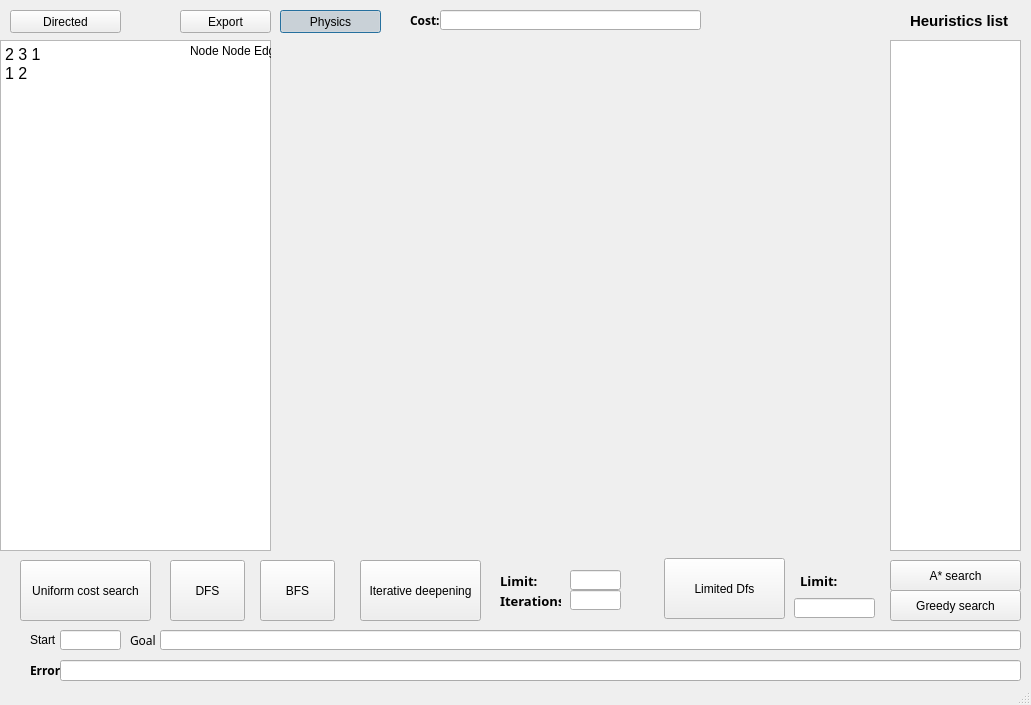
Above: AI.ui from oaayoub/Graph-Solver before the change. Below: the same form after it.
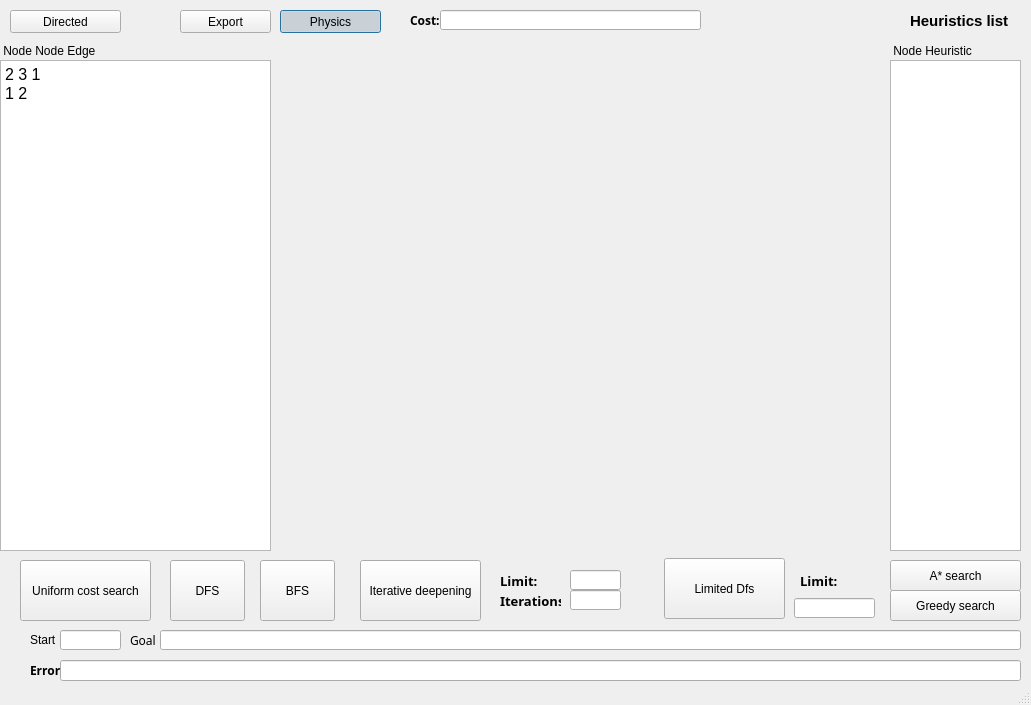
That is the form after the change.

What changed in the file:
```diff
--- a/AI.ui
+++ b/AI.ui
@@ -26,9 +26,9 @@
     <property name="geometry">
      <rect>
       <x>0</x>
-      <y>40</y>
+      <y>60</y>
       <width>271</width>
-      <height>511</height>
+      <height>491</height>
      </rect>
     </property>
     <property name="font">
@@ -362,9 +362,9 @@
     <property name="geometry">
      <rect>
       <x>890</x>
-      <y>40</y>
+      <y>60</y>
       <width>131</width>
-      <height>511</height>
+      <height>491</height>
      </rect>
     </property>
     <property name="font">
@@ -411,14 +411,14 @@
    <widget class="QLabel" name="FormatLabel">
     <property name="geometry">
      <rect>
-      <x>190</x>
+      <x>0</x>
       <y>40</y>
-      <width>81</width>
+      <width>271</width>
       <height>21</height>
      </rect>
     </property>
     <property name="text">
-     <string>Node Node Edge</string>
+     <string> Node Node Edge</string>
     </property>
    </widget>
    <widget class="QLabel" name="Heuristic_list">
@@ -512,6 +512,19 @@
      <bool>false</bool>
     </property>
    </widget>
+   <widget class="QLabel" name="FormatLabel_2">
+    <property name="geometry">
+     <rect>
+      <x>890</x>
+      <y>40</y>
+      <width>131</width>
+      <height>21</height>
+     </rect>
+    </property>
+    <property name="text">
+     <string> Node Heuristic</string>
+    </property>
+   </widget>
   </widget>
   <widget class="QStatusBar" name="statusbar"/>
  </widget>
```
Left out of the diff: 3 changed lines with no effect on the pictures.
